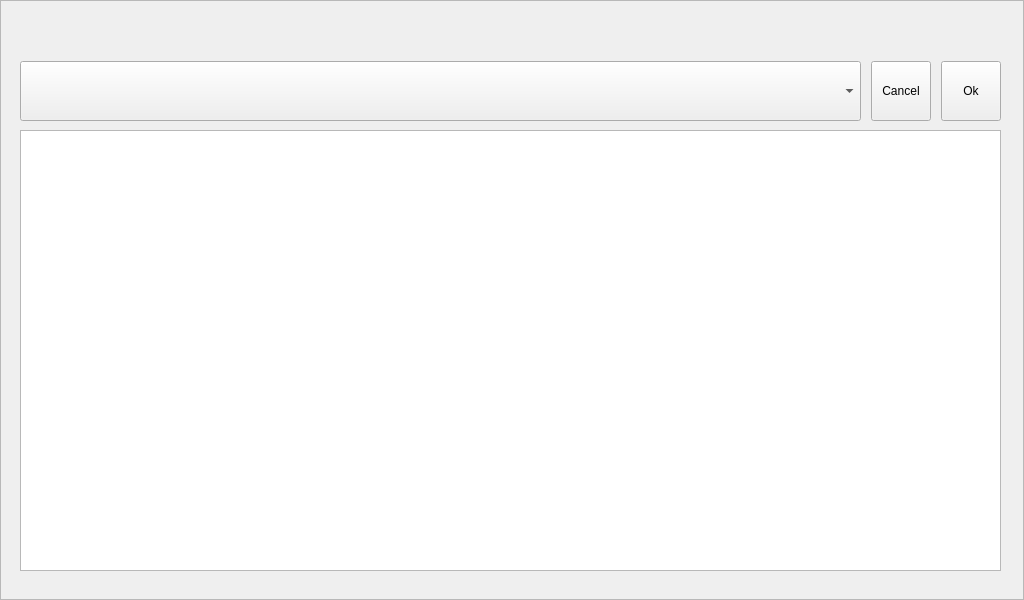
NexellCorp/linux_sdk_displayaudio, file apps/NxVideoPlayer/PlayListVideoFrame.ui: the form before one commit.
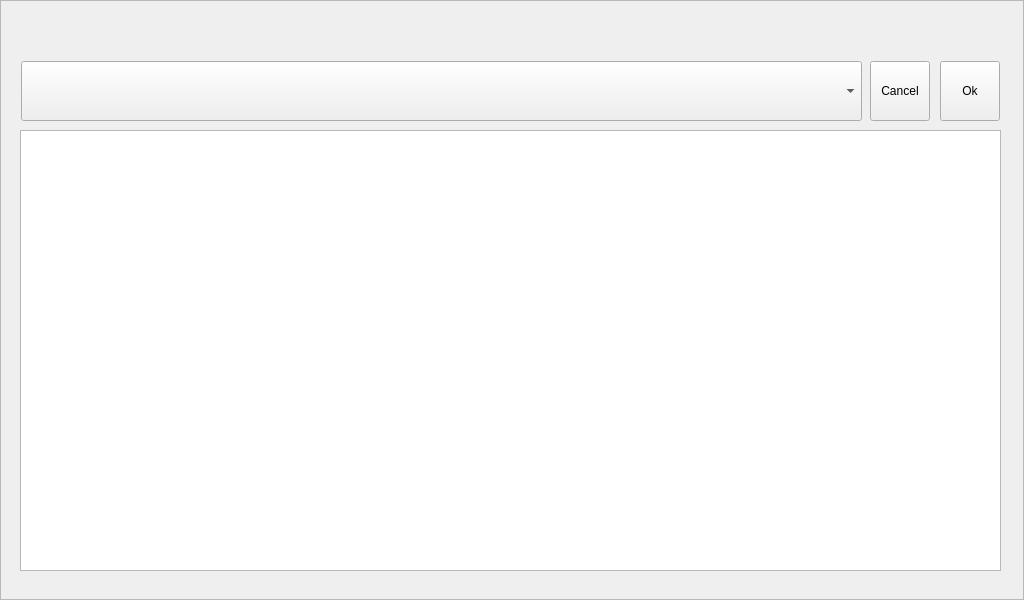
The form after the commit.

Commit message:
QtVideoPlayer: change ui size
1.This patch dynamically changes the ui size.
2.This patch adds video-speed,av-sync to the player library.

```diff
--- a/apps/NxVideoPlayer/PlayListVideoFrame.ui
+++ b/apps/NxVideoPlayer/PlayListVideoFrame.ui
@@ -46,21 +46,40 @@
     <number>5</number>
    </property>
   </widget>
-  <widget class="QWidget" name="layoutWidget">
+  <widget class="QPushButton" name="btnOk">
    <property name="geometry">
     <rect>
-     <x>20</x>
-     <y>60</y>
-     <width>981</width>
-     <height>62</height>
+     <x>940</x>
+     <y>61</y>
+     <width>60</width>
+     <height>60</height>
     </rect>
    </property>
-   <layout class="QHBoxLayout" name="horizontalLayout">
-    <property name="spacing">
-     <number>10</number>
-    </property>
-    <item>
+   <property name="minimumSize">
+    <size>
+     <width>0</width>
+     <height>60</height>
+    </size>
+   </property>
+   <property name="maximumSize">
+    <size>
+     <width>16777215</width>
+     <height>16777215</height>
+    </size>
+   </property>
+   <property name="text">
+    <string>Ok</string>
+   </property>
+  </widget>
      <widget class="QComboBox" name="diskListCombo">
+   <property name="geometry">
+    <rect>
+     <x>21</x>
+     <y>61</y>
+     <width>841</width>
+     <height>60</height>
+    </rect>
+   </property>
       <property name="minimumSize">
        <size>
         <width>600</width>
@@ -68,9 +87,15 @@
        </size>
       </property>
      </widget>
-    </item>
-    <item>
      <widget class="QPushButton" name="btnCancel">
+   <property name="geometry">
+    <rect>
+     <x>870</x>
+     <y>61</y>
+     <width>60</width>
+     <height>60</height>
+    </rect>
+   </property>
       <property name="minimumSize">
        <size>
         <width>60</width>
@@ -79,7 +104,7 @@
       </property>
       <property name="maximumSize">
        <size>
-        <width>60</width>
+     <width>16777215</width>
         <height>16777215</height>
        </size>
       </property>
@@ -89,28 +114,6 @@
       <property name="text">
        <string>Cancel</string>
       </property>
-     </widget>
-    </item>
-    <item>
-     <widget class="QPushButton" name="btnOk">
-      <property name="minimumSize">
-       <size>
-        <width>0</width>
-        <height>60</height>
-       </size>
-      </property>
-      <property name="maximumSize">
-       <size>
-        <width>60</width>
-        <height>16777215</height>
-       </size>
-      </property>
-      <property name="text">
-       <string>Ok</string>
-      </property>
-     </widget>
-    </item>
-   </layout>
   </widget>
  </widget>
  <resources/>
```
Lines whose indentation alone changed are shown as unchanged. The commit also changes 12 other files.
